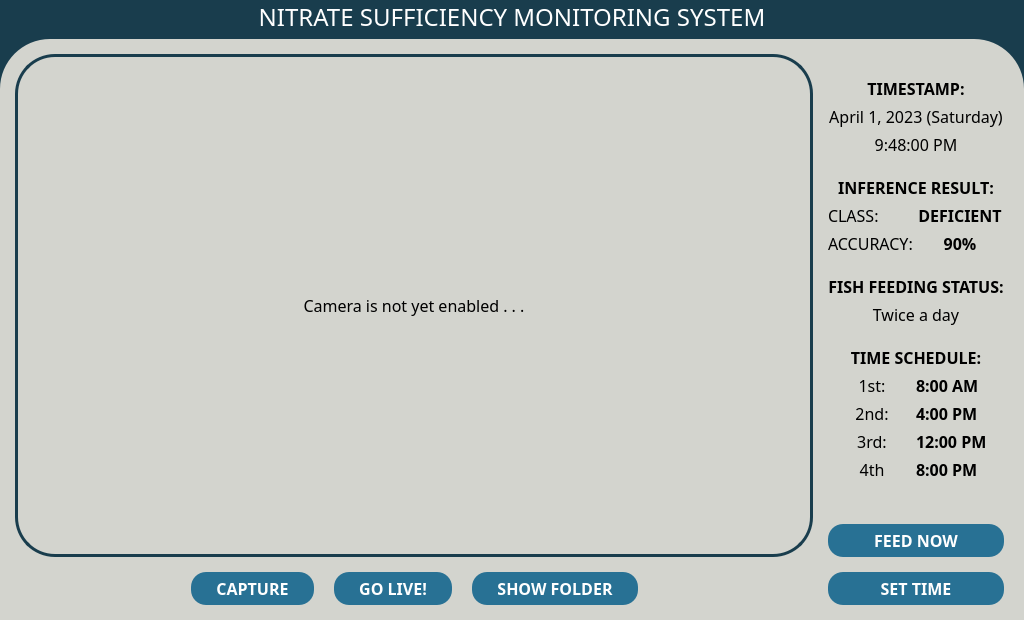
Qt form main.ui (jeraldconstantino/nitrate-sufficiency-monitoring-system) before a commit.
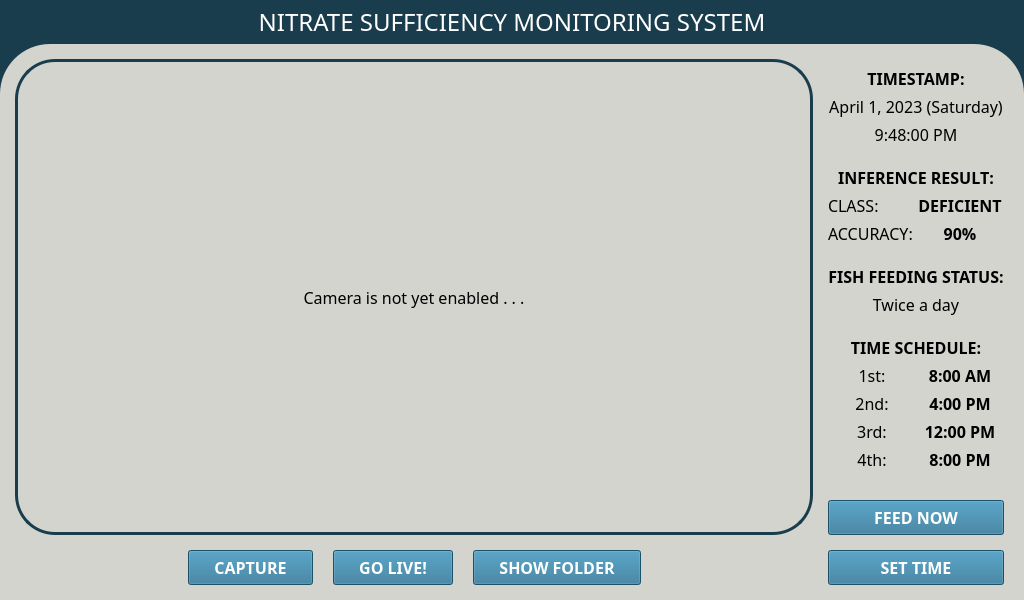
The same form after that commit.

Commit message: make the main window frameless

```diff
--- a/main.ui
+++ b/main.ui
@@ -10,9 +10,21 @@
     <x>0</x>
     <y>0</y>
     <width>1024</width>
-    <height>620</height>
+    <height>600</height>
    </rect>
   </property>
+  <property name="minimumSize">
+   <size>
+    <width>1024</width>
+    <height>600</height>
+   </size>
+  </property>
+  <property name="maximumSize">
+   <size>
+    <width>1024</width>
+    <height>729</height>
+   </size>
+  </property>
   <property name="windowTitle">
    <string>Nutrient Sufficiency Monitoring System</string>
   </property>
@@ -40,6 +52,9 @@
     </property>
     <item>
      <layout class="QHBoxLayout" name="horizontalLayout_6">
+      <property name="topMargin">
+       <number>5</number>
+      </property>
       <item>
        <widget class="QLabel" name="appTitle">
         <property name="sizePolicy">
@@ -584,7 +599,6 @@
               <string notr="true">QPushButton {
     background-color: #287194;
     color: white;
-    border-radius: 15px;
     padding: 5px 25px;
 }
 
@@ -615,7 +629,6 @@
               <string notr="true">QPushButton {
     background-color: #287194;
     color: white;
-    border-radius: 15px;
     padding: 5px 25px;
 }
 
@@ -646,7 +659,6 @@
               <string notr="true">QPushButton {
     background-color: #287194;
     color: white;
-	border-radius: 15px;
     padding: 5px 25px;
 }
 
@@ -961,7 +973,7 @@
                 <string>8:00 AM</string>
                </property>
                <property name="alignment">
-                <set>Qt::AlignLeading|Qt::AlignLeft|Qt::AlignVCenter</set>
+                <set>Qt::AlignCenter</set>
                </property>
               </widget>
              </item>
@@ -1002,7 +1014,7 @@
                 <string>4:00 PM</string>
                </property>
                <property name="alignment">
-                <set>Qt::AlignLeading|Qt::AlignLeft|Qt::AlignVCenter</set>
+                <set>Qt::AlignCenter</set>
                </property>
               </widget>
              </item>
@@ -1048,6 +1060,9 @@
                <property name="text">
                 <string>12:00 PM</string>
                </property>
+               <property name="alignment">
+                <set>Qt::AlignCenter</set>
+               </property>
               </widget>
              </item>
             </layout>
@@ -1072,7 +1087,7 @@
                 </font>
                </property>
                <property name="text">
-                <string>4th</string>
+                <string>4th:</string>
                </property>
                <property name="alignment">
                 <set>Qt::AlignCenter</set>
@@ -1092,6 +1107,9 @@
                <property name="text">
                 <string>8:00 PM</string>
                </property>
+               <property name="alignment">
+                <set>Qt::AlignCenter</set>
+               </property>
               </widget>
              </item>
             </layout>
@@ -1138,7 +1156,6 @@
                 <string notr="true">QPushButton {
     background-color: #287194;
     color: white;
-	border-radius: 15px;
     padding: 5px 25px;
 }
 
@@ -1169,7 +1186,6 @@
                 <string notr="true">QPushButton {
     background-color: #287194;
     color: white;
-    border-radius: 15px;
     padding: 5px 25px;
 }
 
```
The commit also changes 1 other file.
